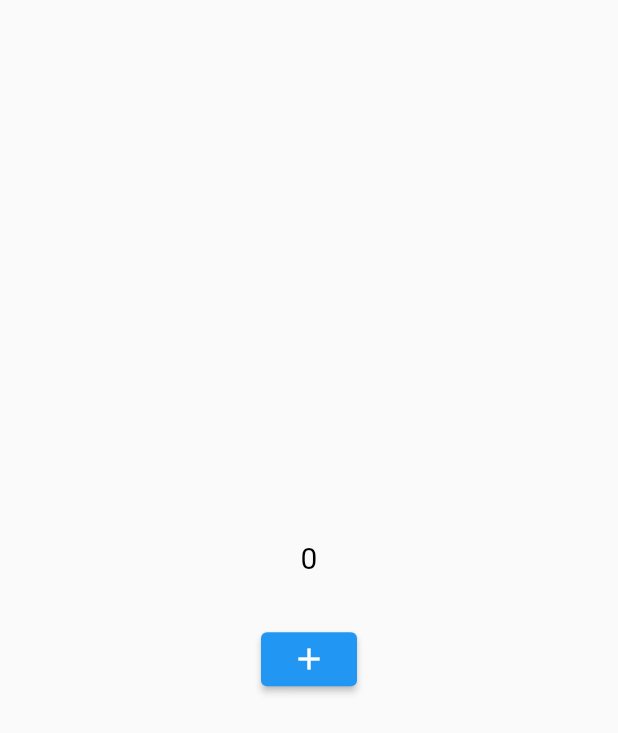
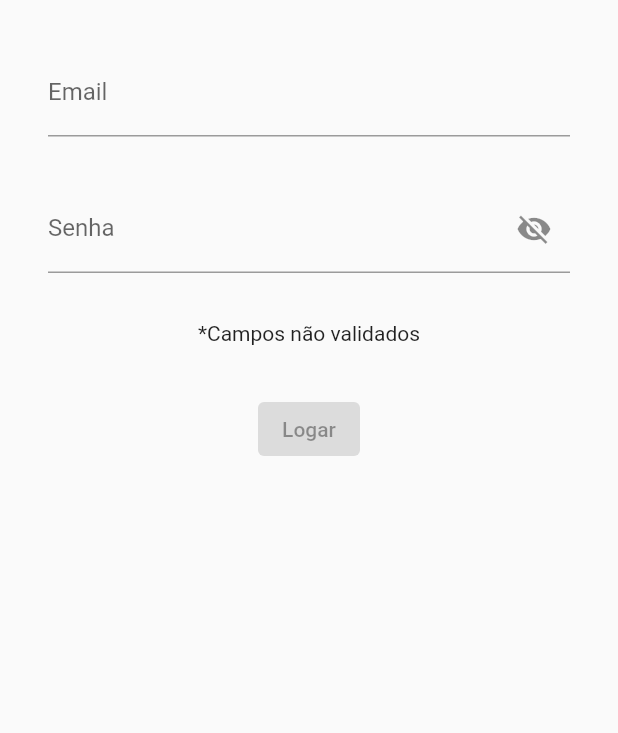
Before and after one commit to anderson-s/UtilizandoFlutterMobx, a Flutter app: the screen it shows after launch, on a phone screen of 412 x 824 dp. Shown: the top 733 px of the screen. Run offline on Flutter 3.47's test engine with Material 2 defaults, Android fonts, the phone set to English and light mode, and no system bars; our stand-ins replace flutter_mobx, mobx; missing offline and left inert: dart:html; generated files the repository leaves out were written again.

Commit message:
Adicionando campos de textos e noas funcoes para mudanças de estados

```diff
--- a/lib/controller/controller.dart
+++ b/lib/controller/controller.dart
@@ -1,13 +1,30 @@
 import "package:mobx/mobx.dart";
 part "controller.g.dart";
+
 class ControllerMobx = Controller with _$ControllerMobx;
 
 abstract class Controller with Store {
+  // Controller() {
+  //   autorun((_) {
+  //     emailSenha;
+  //   });
+  // }
+
   @observable
-  int contador = 0;
+  String email = "";
+
+  @observable
+  String senha = "";
 
   @action
-  incrementar(){
-    contador++;
-  }
+  void setEmail(String emailF) => email = emailF;
+
+  @action
+  void setSenha(String senhaF) => senha = senhaF;
+
+  @computed
+  String get emailSenha => "\nEmail: $email\nSenha: $senha";
+
+  @computed
+  bool get formularioValido => (email.contains("@") && email.length > 5) && (senha.length >= 6);
 }
--- a/lib/home.dart
+++ b/lib/home.dart
@@ -1,3 +1,5 @@
+import 'dart:html';
+
 import 'package:flutter/material.dart';
 import 'package:flutter_mobx/flutter_mobx.dart';
 import 'package:utilizando_mobx/controller/controller.dart';
@@ -11,6 +13,7 @@ class Home extends StatefulWidget {
 
 class _HomeState extends State<Home> {
   ControllerMobx controller = ControllerMobx();
+  bool mostrar = true;
   int contador = 0;
   @override
   Widget build(BuildContext context) {
@@ -19,32 +22,79 @@ class _HomeState extends State<Home> {
         width: double.infinity,
         padding: const EdgeInsets.all(16),
         child: Column(
-          mainAxisAlignment: MainAxisAlignment.center,
-          crossAxisAlignment: CrossAxisAlignment.center,
+          // mainAxisAlignment: MainAxisAlignment.center,
+          // crossAxisAlignment: CrossAxisAlignment.center,
           children: [
+            // Padding(
+            //   padding: const EdgeInsets.all(
+            //     16,
+            //   ),
+            //   child: Observer(
+            //     builder: (_) {
+            //       return Text(
+            //         controller.contador.toString(),
+            //         style: const TextStyle(
+            //           color: Colors.black,
+            //           fontSize: 20,
+            //         ),
+            //       );
+            //     },
+            //   ),
+            // ),
             Padding(
-                padding: const EdgeInsets.all(
-                  16,
+              padding: const EdgeInsets.all(16),
+              child: TextField(
+                onChanged: controller.setEmail,
+                decoration: const InputDecoration(
+                  labelText: "Email",
                 ),
-                child: Observer(
-                  builder: (_) {
-                    return Text(
-                      controller.contador.toString(),
-                      style: const TextStyle(
-                        color: Colors.black,
-                        fontSize: 20,
-                      ),
-                    );
-                  },
-                )),
+              ),
+            ),
+            Padding(
+              padding: const EdgeInsets.all(16),
+              child: TextField(
+                obscureText: mostrar,
+                onChanged: controller.setSenha,
+                decoration: InputDecoration(
+                  labelText: "Senha",
+                  suffixIcon: IconButton(
+                    onPressed: () {
+                      setState(() {
+                        mostrar = !mostrar;
+                      });
+                    },
+                    icon: Icon(
+                      mostrar
+                          ? Icons.visibility_off
+                          : Icons.remove_red_eye_rounded,
+                    ),
+                  ),
+                ),
+              ),
+            ),
+            Observer(
+              builder: (context) {
+                return Padding(
+                  padding: const EdgeInsets.all(16),
+                  child: Text(
+                    controller.formularioValido
+                        ? "Campos validados"
+                        : "*Campos não validados",
+                  ),
+                );
+              },
+            ),
+
             Padding(
               padding: const EdgeInsets.all(
                 16,
               ),
-              child: ElevatedButton(
-                child: const Icon(Icons.add),
-                onPressed: () {
-                  controller.incrementar();
+              child: Observer(
+                builder: (context) {
+                  return ElevatedButton(
+                    onPressed: controller.formularioValido ? () {} : null,
+                    child: const Text("Logar"),
+                  );
                 },
               ),
             )
```
Also changed, not shown: lib/controller/controller.g.dart, pubspec.lock.
